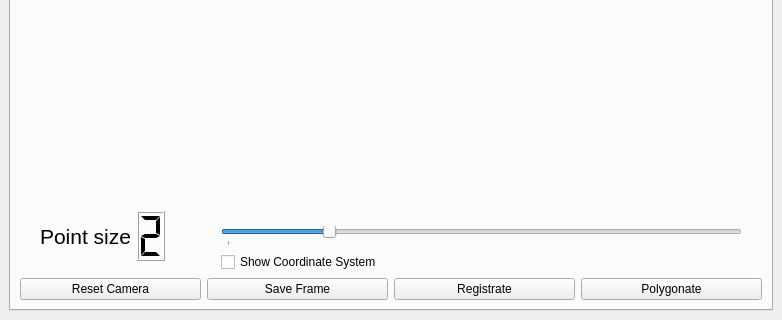
First picture: the form in src/application.ui, repository sknot-rh/RoomScanner, before the edit; both pictures show x 0 to 782 and y 397 to 717 of the 782 by 717 pixel window.
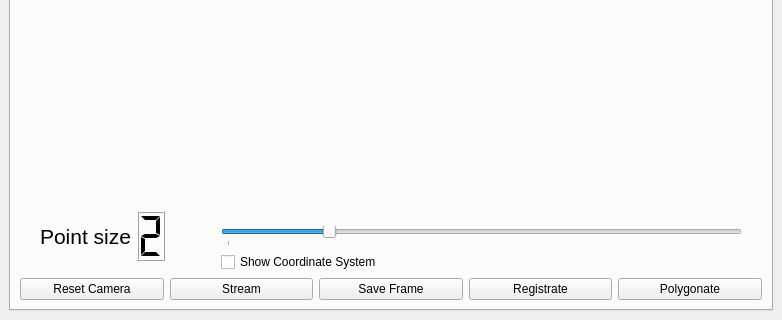
Second picture: the form after the edit. The open tabs and pages were chosen to show the change. Custom widgets are drawn as their Qt base class.

Commit message: enabled stream after reg/loading from file

What changed in the file:
```diff
--- a/src/application.ui
+++ b/src/application.ui
@@ -178,6 +178,13 @@
             </property>
            </widget>
           </item>
+          <item>
+           <widget class="QPushButton" name="pushButton_stream">
+            <property name="text">
+             <string>Stream</string>
+            </property>
+           </widget>
+          </item>
           <item>
            <widget class="QPushButton" name="pushButton_save">
             <property name="text">
```
Left out of the diff: 2 changed lines with no effect on the pictures. The commit also changes 4 other files.
